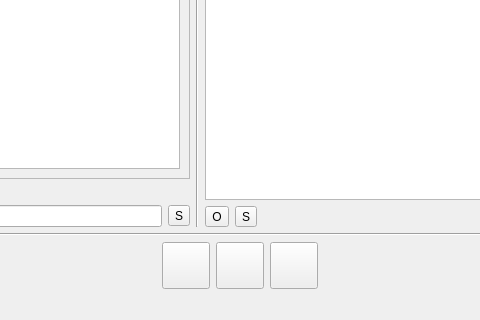
Old version of the form GuiliGuili/GuiliGuili.ui in the repository Toyunda/toyunda; both pictures show x 177 to 657 and y 243 to 563 of the 748 by 563 pixel window.
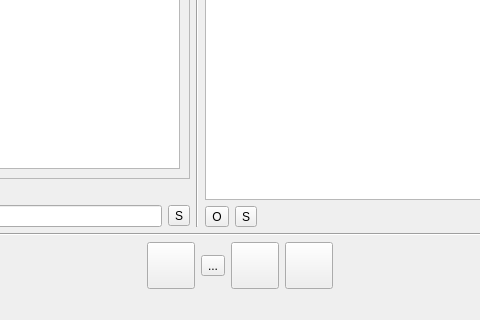
New version of the form. Icons and pictures are not drawn.

Patch:
```diff
--- a/GuiliGuili/GuiliGuili.ui
+++ b/GuiliGuili/GuiliGuili.ui
@@ -218,6 +218,23 @@
           </property>
          </widget>
         </item>
+        <item>
+         <widget class="QToolButton" name="stopButton">
+          <property name="text">
+           <string>...</string>
+          </property>
+          <property name="icon">
+           <iconset resource="icone.qrc">
+            <normaloff>:/main/icons/player_stop.svgz</normaloff>:/main/icons/player_stop.svgz</iconset>
+          </property>
+          <property name="iconSize">
+           <size>
+            <width>40</width>
+            <height>40</height>
+           </size>
+          </property>
+         </widget>
+        </item>
         <item>
          <widget class="QToolButton" name="playButton">
           <property name="text">
```
